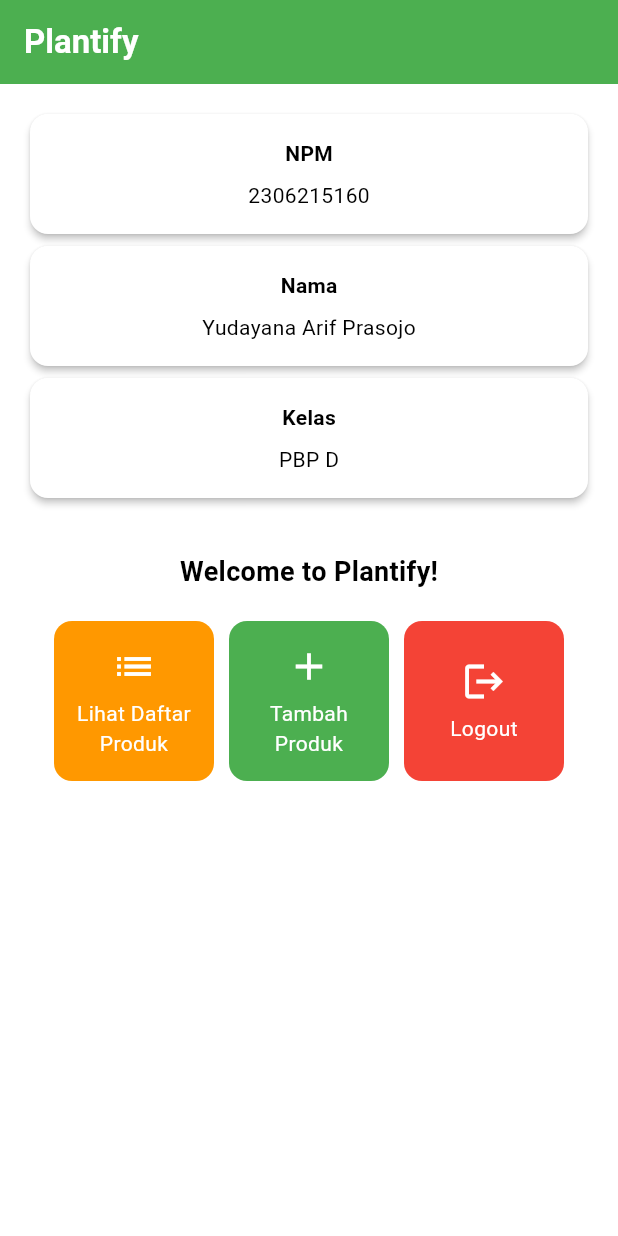
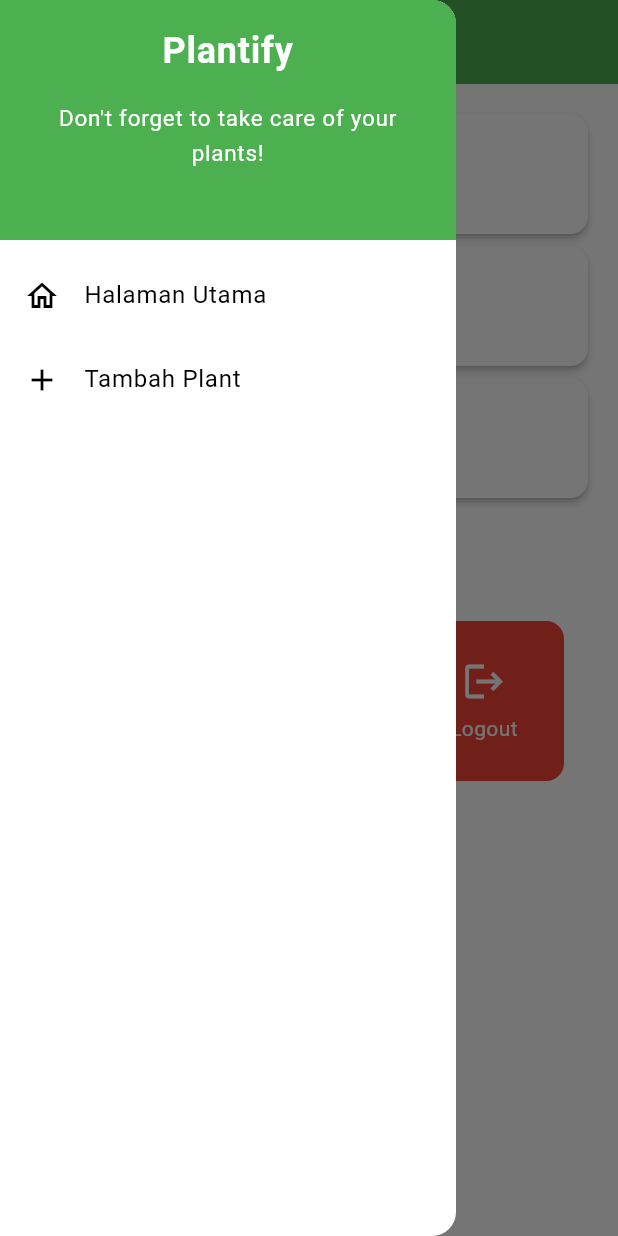
Before and after one commit to ryuun1corn/plantify-mobile, a Flutter app: the screen it shows after launch, with the side drawer open (before the commit the screen has no drawer), on a phone screen of 412 x 824 dp. Run offline on Flutter 3.47's test engine with Material 3 defaults, Android fonts, the phone set to English and light mode, and no system bars.

Commit message:
feat: implement left drawer

```diff
--- a/lib/menu.dart
+++ b/lib/menu.dart
@@ -1,4 +1,5 @@
 import 'package:flutter/material.dart';
+import 'package:plantify_mobile/widgets/left_drawer.dart';
 
 class MyHomePage extends StatelessWidget {
   final String npm = '2306215160'; // NPM
@@ -30,6 +31,8 @@
         // Warna latar belakang AppBar diambil dari skema warna tema aplikasi.
         backgroundColor: Theme.of(context).colorScheme.primary,
       ),
+      // Masukkan drawer sebagai parameter nilai drawer dari widget Scaffold
+      drawer: const LeftDrawer(),
       // Body halaman dengan padding di sekelilingnya.
       body: Padding(
         padding: const EdgeInsets.all(16.0),
--- /dev/null
+++ b/lib/widgets/left_drawer.dart
@@ -0,0 +1,66 @@
+import 'package:flutter/material.dart';
+import 'package:plantify_mobile/menu.dart';
+
+class LeftDrawer extends StatelessWidget {
+  const LeftDrawer({super.key});
+
+  @override
+  Widget build(BuildContext context) {
+    return Drawer(
+      child: ListView(
+        children: [
+          DrawerHeader(
+            decoration: BoxDecoration(
+              color: Theme.of(context).colorScheme.primary,
+            ),
+            child: const Column(
+              children: [
+                Text(
+                  'Plantify',
+                  textAlign: TextAlign.center,
+                  style: TextStyle(
+                    fontSize: 24,
+                    fontWeight: FontWeight.bold,
+                    color: Colors.white,
+                  ),
+                ),
+                Padding(padding: EdgeInsets.all(8)),
+                Text(
+                  "Don't forget to take care of your plants!",
+                  textAlign: TextAlign.center,
+                  style: TextStyle(
+                    fontSize: 15,
+                    color: Colors.white,
+                  ),
+                ),
+              ],
+            ),
+          ),
+          ListTile(
+            leading: const Icon(Icons.home_outlined),
+            title: const Text('Halaman Utama'),
+            // Bagian redirection ke MyHomePage
+            onTap: () {
+              Navigator.pushReplacement(
+                  context,
+                  MaterialPageRoute(
+                    builder: (context) => MyHomePage(),
+                  ));
+            },
+          ),
+          ListTile(
+            leading: const Icon(Icons.add),
+            title: const Text('Tambah Plant'),
+            // Bagian redirection ke MoodEntryFormPage
+            onTap: () {
+              /*
+      TODO: Buatlah routing ke MoodEntryFormPage di sini,
+      setelah halaman MoodEntryFormPage sudah dibuat.
+      */
+            },
+          ),
+        ],
+      ),
+    );
+  }
+}
```
